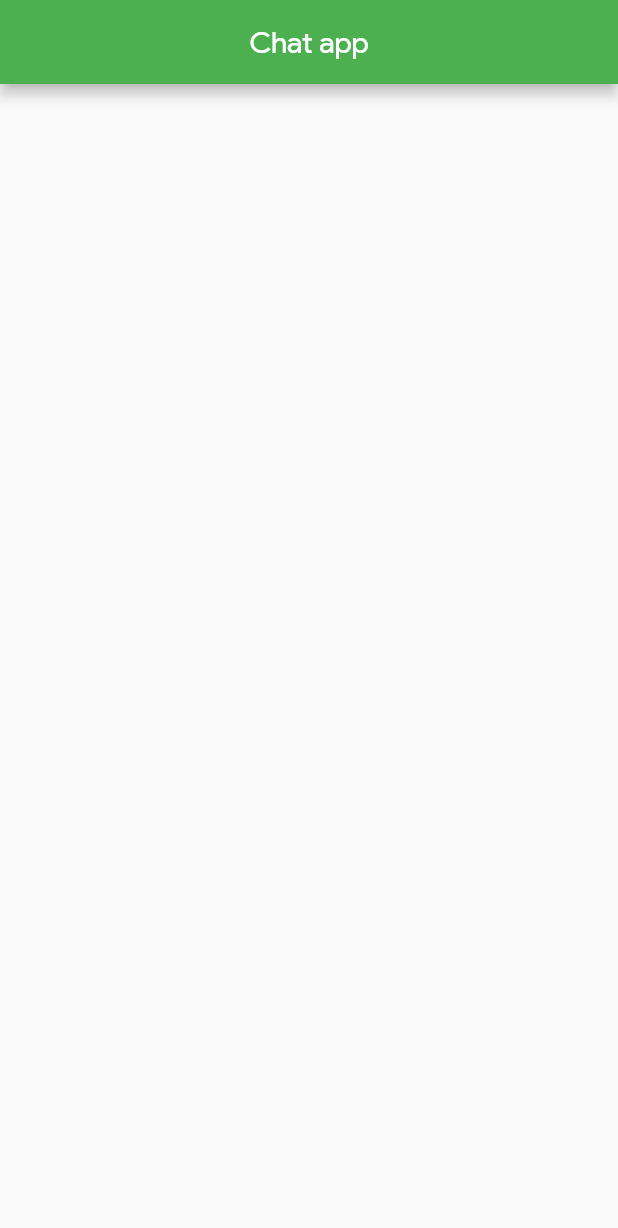
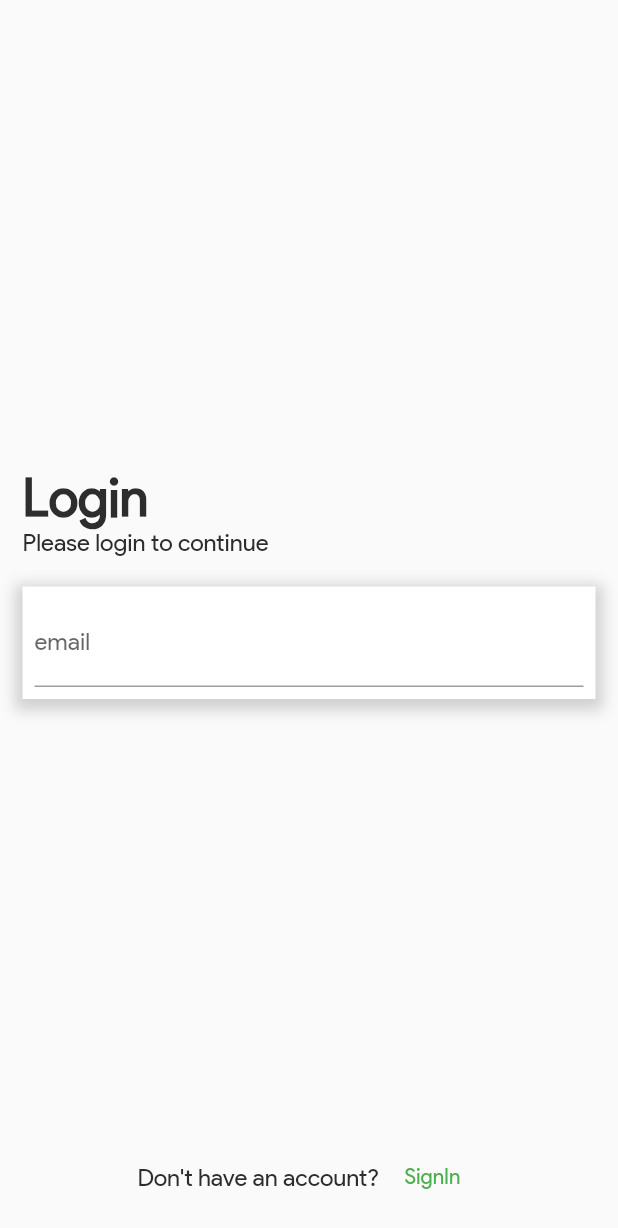
Before and after one commit to Richenel2/chat_app_flutter, a Flutter app: the screen it shows after launch, on a phone screen of 412 x 824 dp. Shown: the top 1228 px of the screen. Run offline on Flutter 3.47's test engine with Material 2 defaults, Android fonts, the phone set to English and light mode, and no system bars; our stand-ins replace flutter_spinkit, sqflite; accounts and stored records are empty.

Commit message:
start login screen

```diff
--- a/lib/constantes/theme.dart
+++ b/lib/constantes/theme.dart
@@ -9,11 +9,11 @@ class MyColor {
 class MyFont {
   static const title = TextStyle(
     fontWeight: FontWeight.bold,
-    fontSize: 30,
+    fontSize: 35,
     color: MyColor.primaryGray,
   );
 
-  static const normal = TextStyle(fontSize: 18, color: MyColor.primaryGray);
+  static const normal = TextStyle(fontSize: 16, color: MyColor.primaryGray);
 
   static const button = TextStyle(
     fontSize: 24,
--- a/lib/main.dart
+++ b/lib/main.dart
@@ -1,8 +1,18 @@
 import 'package:flutter/material.dart';
+import 'package:provider/provider.dart';
+import 'package:sms/constantes/theme.dart';
+import 'package:sms/providers/user_provider.dart';
+import 'package:sms/screens/loading.dart';
 
 void main() {
   WidgetsFlutterBinding.ensureInitialized();
-  runApp(const MyApp());
+
+  runApp(MultiProvider(
+    providers: [
+      ChangeNotifierProvider(create: (_) => UserProvider()),
+    ],
+    child: const MyApp(),
+  ));
 }
 
 class MyApp extends StatelessWidget {
@@ -14,12 +24,11 @@ class MyApp extends StatelessWidget {
     return MaterialApp(
       debugShowCheckedModeBanner: false,
       title: 'Flutter Demo',
-      theme: ThemeData(primarySwatch: Colors.green, fontFamily: 'Product Sans'),
-      home: Scaffold(
-        appBar: AppBar(
-          title: const Center(child: Text('Chat app')),
-        ),
-      ),
+      theme: ThemeData(
+          primarySwatch: Colors.green,
+          fontFamily: 'Product Sans',
+          textTheme: const TextTheme(bodyText2: MyFont.normal)),
+      home: const Loading(),
     );
   }
 }
--- /dev/null
+++ b/lib/screens/login_page.dart
@@ -0,0 +1,61 @@
+import 'package:flutter/material.dart';
+import 'package:sms/constantes/theme.dart';
+import 'package:sms/views/custom_text_input.dart';
+
+class LoginPage extends StatefulWidget {
+  const LoginPage({Key? key}) : super(key: key);
+
+  @override
+  State<LoginPage> createState() => _LoginPageState();
+}
+
+class _LoginPageState extends State<LoginPage> {
+  @override
+  Widget build(BuildContext context) {
+    return Scaffold(
+      body: Padding(
+        padding: const EdgeInsets.all(15.0),
+        child: Column(
+          crossAxisAlignment: CrossAxisAlignment.start,
+          children: [
+            Expanded(
+              child: Column(
+                mainAxisAlignment: MainAxisAlignment.center,
+                crossAxisAlignment: CrossAxisAlignment.start,
+                children: [
+                  Column(
+                    crossAxisAlignment: CrossAxisAlignment.start,
+                    children: const [
+                      Text(
+                        'Login',
+                        style: MyFont.title,
+                      ),
+                      Text('Please login to continue')
+                    ],
+                  ),
+                  const SizedBox(
+                    height: 20,
+                  ),
+                  Column(
+                    children: const [
+                      CustomTextInput(
+                        text: 'email',
+                      )
+                    ],
+                  )
+                ],
+              ),
+            ),
+            Row(
+              mainAxisAlignment: MainAxisAlignment.center,
+              children: [
+                const Text("Don't have an account? "),
+                TextButton(onPressed: () {}, child: const Text('SignIn'))
+              ],
+            )
+          ],
+        ),
+      ),
+    );
+  }
+}
--- /dev/null
+++ b/lib/views/custom_text_input.dart
@@ -0,0 +1,27 @@
+import 'package:flutter/material.dart';
+import 'package:sms/constantes/theme.dart';
+
+class CustomTextInput extends StatelessWidget {
+  final String text;
+  const CustomTextInput({Key? key, required this.text}) : super(key: key);
+
+  @override
+  Widget build(BuildContext context) {
+    return Container(
+      decoration: BoxDecoration(color: Colors.white, boxShadow: [
+        BoxShadow(
+          color: MyColor.primaryGray.withOpacity(0.2),
+          spreadRadius: 5,
+          blurRadius: 7,
+          offset: const Offset(0, 3),
+        )
+      ]),
+      child: Padding(
+        padding: const EdgeInsets.all(8.0),
+        child: TextFormField(
+          decoration: InputDecoration(labelText: text),
+        ),
+      ),
+    );
+  }
+}
```
Also changed, not shown: lib/screens/home_page.dart (added, +12 -0 lines), lib/screens/loading.dart (+44 -0 lines).
